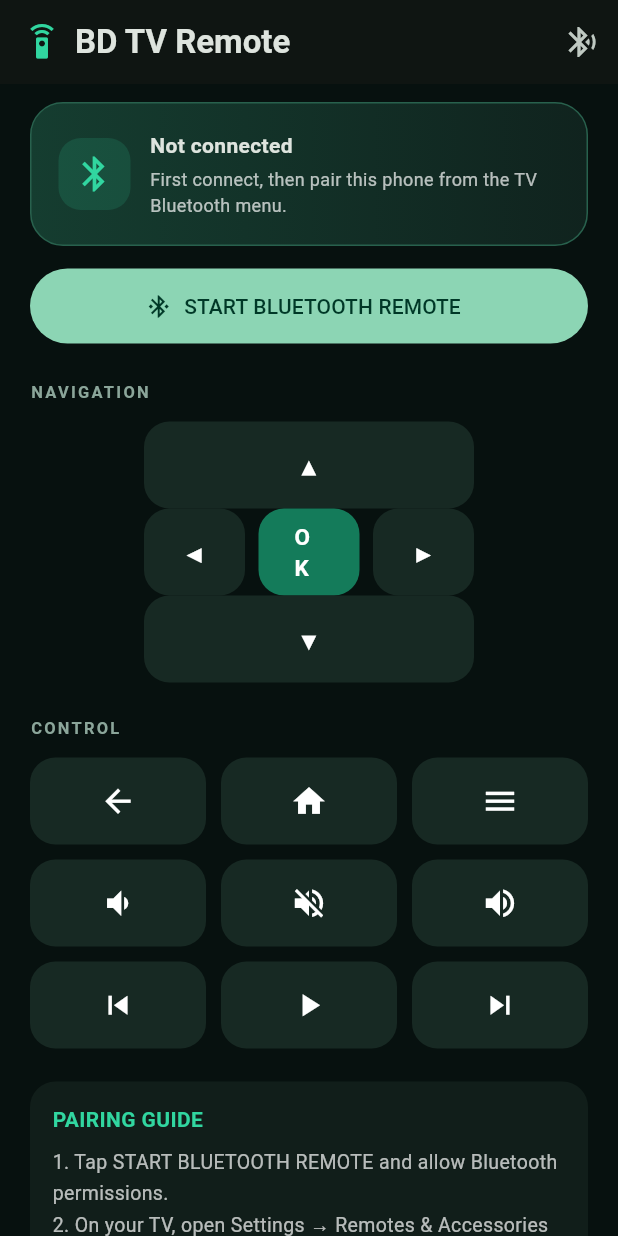
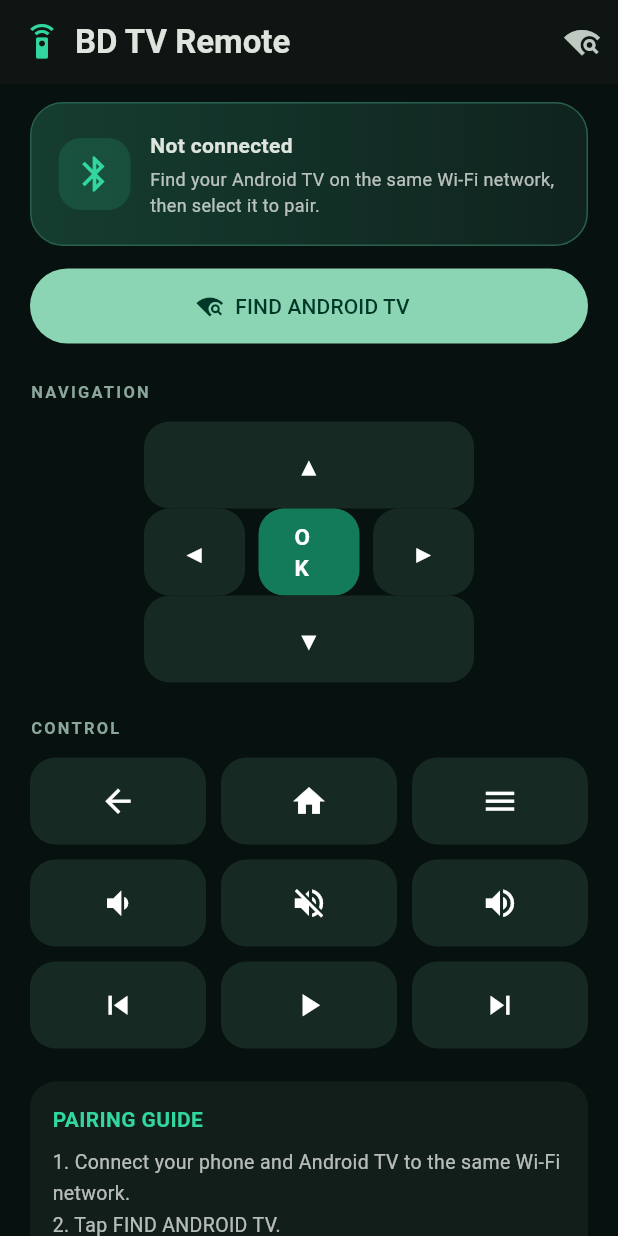
Before and after one commit to bdcricketscorer/Bluetooth-Remote-, a Flutter app: the screen it shows after launch, on a phone screen of 412 x 824 dp. Run offline on Flutter 3.47's test engine with Material 3 defaults, Android fonts, the phone set to English and light mode, and no system bars.

Commit message:
Add Wi-Fi Android TV discovery screen

```diff
--- a/lib/main.dart
+++ b/lib/main.dart
@@ -30,16 +30,24 @@ class _RemoteHomeState extends State<RemoteHome> {
   String _status = 'Not connected';
   bool _ready = false;
   bool _busy = false;
+  List<Map<String, dynamic>> _tvs = [];
 
   Future<void> _connect() async {
-    setState(() { _busy = true; _status = 'Preparing Bluetooth HID…'; });
+    setState(() { _busy = true; _status = 'Searching for Android TVs on this Wi-Fi…'; _tvs = []; });
     try {
-      final result = await _bridge.invokeMethod<String>('startHid');
+      final result = await _bridge.invokeMethod<List<dynamic>>('discoverTvs');
       if (!mounted) return;
-      setState(() { _ready = result == 'ready'; _status = result == 'ready' ? 'Remote is ready. Pair it from your TV settings.' : (result ?? 'Bluetooth setup started'); });
+      final devices = (result ?? []).map((e) => Map<String, dynamic>.from(e as Map)).toList();
+      setState(() {
+        _tvs = devices;
+        _status = devices.isEmpty
+            ? 'No Android TV found. Make sure TV and phone use the same Wi-Fi.'
+            : 'Found ${devices.length} Android TV device(s). Select your TV.';
+        _ready = false;
+      });
     } on PlatformException catch (e) {
       if (!mounted) return;
-      setState(() { _status = e.message ?? 'Bluetooth could not start'; _ready = false; });
+      setState(() { _status = e.message ?? 'TV discovery failed'; _ready = false; });
     } finally {
       if (mounted) setState(() => _busy = false);
     }
@@ -68,7 +76,7 @@ class _RemoteHomeState extends State<RemoteHome> {
     return Scaffold(
       appBar: AppBar(
         title: const Row(children: [Icon(Icons.settings_remote, color: Color(0xFF31D6A0)), SizedBox(width: 10), Text('BD TV Remote', style: TextStyle(fontWeight: FontWeight.bold))]),
-        actions: [IconButton(onPressed: _connect, tooltip: 'Connect Bluetooth', icon: const Icon(Icons.bluetooth_searching))],
+        actions: [IconButton(onPressed: _connect, tooltip: 'Find Android TV', icon: const Icon(Icons.wifi_find))],
       ),
       body: SafeArea(child: ListView(padding: const EdgeInsets.fromLTRB(20, 12, 20, 28), children: [
         Container(
@@ -78,13 +86,28 @@ class _RemoteHomeState extends State<RemoteHome> {
             Container(width: 48, height: 48, decoration: BoxDecoration(color: const Color(0xFF31D6A0).withOpacity(.14), borderRadius: BorderRadius.circular(15)), child: const Icon(Icons.bluetooth, color: Color(0xFF31D6A0), size: 28)),
             const SizedBox(width: 13), Expanded(child: Column(crossAxisAlignment: CrossAxisAlignment.start, children: [
               Text(_status, style: const TextStyle(fontWeight: FontWeight.bold)),
-              const SizedBox(height: 4), const Text('First connect, then pair this phone from the TV Bluetooth menu.', style: TextStyle(color: Colors.white70, fontSize: 12)),
+              const SizedBox(height: 4), const Text('Find your Android TV on the same Wi-Fi network, then select it to pair.', style: TextStyle(color: Colors.white70, fontSize: 12)),
             ])),
             if (_busy) const SizedBox(width: 20, height: 20, child: CircularProgressIndicator(strokeWidth: 2))
           ]),
         ),
         const SizedBox(height: 15),
-        SizedBox(height: 50, child: FilledButton.icon(onPressed: _busy ? null : _connect, icon: const Icon(Icons.bluetooth_connected), label: const Text('START BLUETOOTH REMOTE'))),
+        SizedBox(height: 50, child: FilledButton.icon(onPressed: _busy ? null : _connect, icon: const Icon(Icons.wifi_find), label: const Text('FIND ANDROID TV'))),
+        if (_tvs.isNotEmpty) ...[
+          const SizedBox(height: 16),
+          const Text('ANDROID TV DEVICES', style: TextStyle(color: Color(0xFF8BA69A), letterSpacing: 1.5, fontSize: 11, fontWeight: FontWeight.bold)),
+          const SizedBox(height: 8),
+          ..._tvs.map((tv) => Card(
+            color: const Color(0xFF172923),
+            child: ListTile(
+              leading: const Icon(Icons.tv, color: Color(0xFF31D6A0)),
+              title: Text(tv['name']?.toString() ?? 'Android TV'),
+              subtitle: Text(tv['host']?.toString() ?? ''),
+              trailing: const Icon(Icons.chevron_right),
+              onTap: () => setState(() => _status = 'TV found: ${tv['name']}. Secure pairing is the next connection step.'),
+            ),
+          )),
+        ],
         const SizedBox(height: 24),
         const Text('NAVIGATION', style: TextStyle(color: Color(0xFF8BA69A), letterSpacing: 1.5, fontSize: 11, fontWeight: FontWeight.bold)),
         const SizedBox(height: 12),
@@ -119,7 +142,7 @@ class _RemoteHomeState extends State<RemoteHome> {
         Container(padding: const EdgeInsets.all(15), decoration: BoxDecoration(color: const Color(0xFF111E1A), borderRadius: BorderRadius.circular(17)), child: const Column(crossAxisAlignment: CrossAxisAlignment.start, children: [
           Text('PAIRING GUIDE', style: TextStyle(fontWeight: FontWeight.bold, color: Color(0xFF31D6A0))),
           SizedBox(height: 8),
-          Text('1. Tap START BLUETOOTH REMOTE and allow Bluetooth permissions.\n2. On your TV, open Settings → Remotes & Accessories → Add accessory.\n3. Select your phone name and approve pairing.\n4. Test the navigation buttons.', style: TextStyle(height: 1.6, color: Colors.white70, fontSize: 13)),
+          Text('1. Connect your phone and Android TV to the same Wi-Fi network.\n2. Tap FIND ANDROID TV.\n3. Select your TV from the discovered device list.\n4. Complete the secure pairing code shown by the TV.', style: TextStyle(height: 1.6, color: Colors.white70, fontSize: 13)),
           SizedBox(height: 8),
           Text('Note: Your phone must support Bluetooth HID Device mode and the TV must accept Bluetooth keyboards. Power and some TV-specific keys may not be supported.', style: TextStyle(color: Colors.white54, fontSize: 11, height: 1.5)),
         ])),
```
